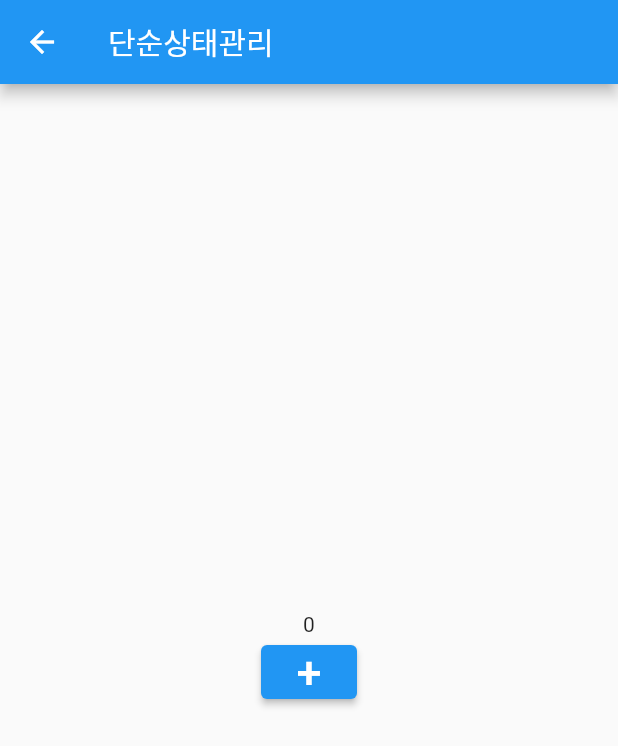
After one commit to Jang-zn/getx_study, a Flutter app: the screen it shows after launch, after a tap on "단순 상태관리", on a phone screen of 412 x 824 dp. The commit adds this screen. Shown: the top 746 px of the screen. Run offline on Flutter 3.47's test engine with Material 2 defaults, Android fonts, the phone set to English and light mode, and no system bars; our stand-ins replace get.

Commit message:
단순상태관리

```diff
--- /dev/null
+++ b/lib/src/controller/count_controller.dart
@@ -0,0 +1,10 @@
+import 'package:get/get.dart';
+
+class CountController extends GetxController{
+  int count = 0;
+
+  void increase(){
+    count++;
+    update();
+  }
+}
--- a/lib/src/home.dart
+++ b/lib/src/home.dart
@@ -1,6 +1,7 @@
 import 'package:flutter/material.dart';
 import 'package:get/get.dart';
 import 'package:getx_study/src/page/normal/first.dart';
+import 'package:getx_study/src/page/simple_state_management.dart';
 
 
 class HomePage extends StatelessWidget {
@@ -37,7 +38,12 @@ class HomePage extends StatelessWidget {
                 onPressed: (){
                   Get.toNamed("/user/zn2309?name=jang&age=30");
                 },
-                child: Text("동적 url"))
+                child: Text("동적 url")),
+            ElevatedButton(
+                onPressed: (){
+                  Get.to(SimplePage());
+                },
+                child: Text("단순 상태관리"))
           ],
         )
       )
--- /dev/null
+++ b/lib/src/page/simple_state_management.dart
@@ -0,0 +1,35 @@
+import 'package:flutter/material.dart';
+import 'package:get/get.dart';
+import 'package:getx_study/src/controller/count_controller.dart';
+
+class SimplePage extends StatelessWidget {
+  const SimplePage({Key? key}) : super(key: key);
+
+  @override
+  Widget build(BuildContext context) {
+    CountController cc = Get.put(CountController());
+    return Scaffold(
+      appBar: AppBar(
+        title:Text("단순상태관리"),
+      ),
+      body:Center(
+        child:Column(
+          mainAxisAlignment: MainAxisAlignment.center,
+          children:[
+            GetBuilder(
+                builder:
+                (CountController cc){
+                  return Text("${cc.count}");
+            }),
+            ElevatedButton(
+                onPressed: (){
+                  cc.increase();
+                },
+                child: Text("+", style:TextStyle(fontSize: 30))),
+          ]
+        )
+      )
+    );
+
+  }
+}
```
